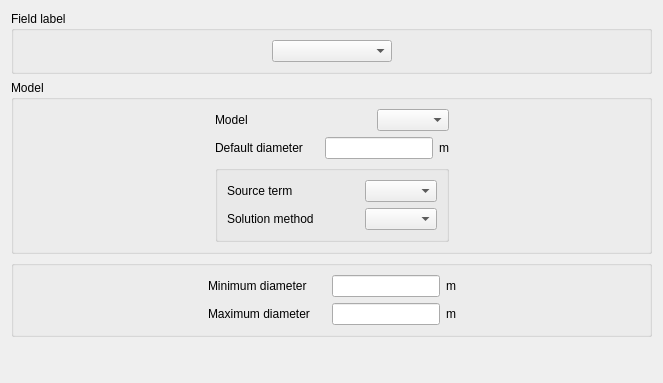
First picture: the form in gui/Pages/InterfacialArea.ui, repository code-saturne/code_saturne, before the edit.
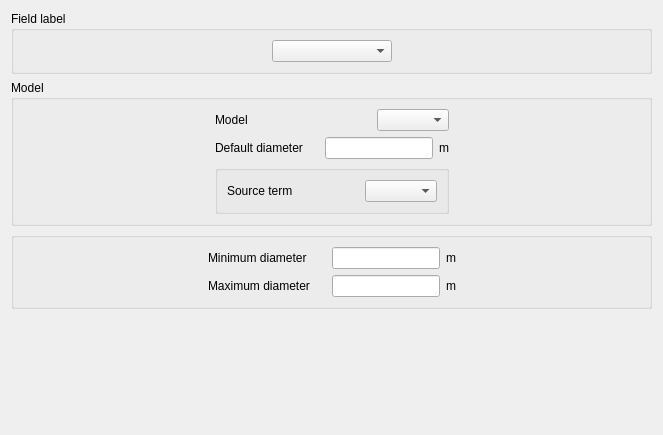
Second picture: the form after the edit.

Diff of the .ui file:
```diff
--- a/gui/Pages/InterfacialArea.ui
+++ b/gui/Pages/InterfacialArea.ui
@@ -1,12 +1,12 @@
 <ui version="4.0" >
  <class>InterfacialArea</class>
- <widget class="QWidget" name="InterfacialArea" >
-  <property name="geometry" >
+ <widget class="QWidget" name="InterfacialArea">
+  <property name="geometry">
    <rect>
     <x>0</x>
     <y>0</y>
     <width>659</width>
-    <height>383</height>
+    <height>435</height>
    </rect>
   </property>
   <property name="windowTitle" >
@@ -184,34 +184,7 @@
             </spacer>
            </item>
            <item>
-            <widget class="QComboBox" name="comboBoxSourceTerm" />
-           </item>
-          </layout>
-         </item>
-         <item row="1" column="0" >
-          <layout class="QHBoxLayout" name="horizontalLayout_6" >
-           <item>
-            <widget class="QLabel" name="label_3" >
-             <property name="text" >
-              <string>Solution method</string>
-             </property>
-            </widget>
-           </item>
-           <item>
-            <spacer name="horizontalSpacer_2" >
-             <property name="orientation" >
-              <enum>Qt::Horizontal</enum>
-             </property>
-             <property name="sizeHint" stdset="0" >
-              <size>
-               <width>16</width>
-               <height>20</height>
-              </size>
-             </property>
-            </spacer>
-           </item>
-           <item>
-            <widget class="QComboBox" name="comboBoxSolutionMethod" />
+            <widget class="QComboBox" name="comboBoxSourceTerm"/>
            </item>
           </layout>
          </item>
```
Left out of the diff: 189 changed lines with no effect on the pictures.
